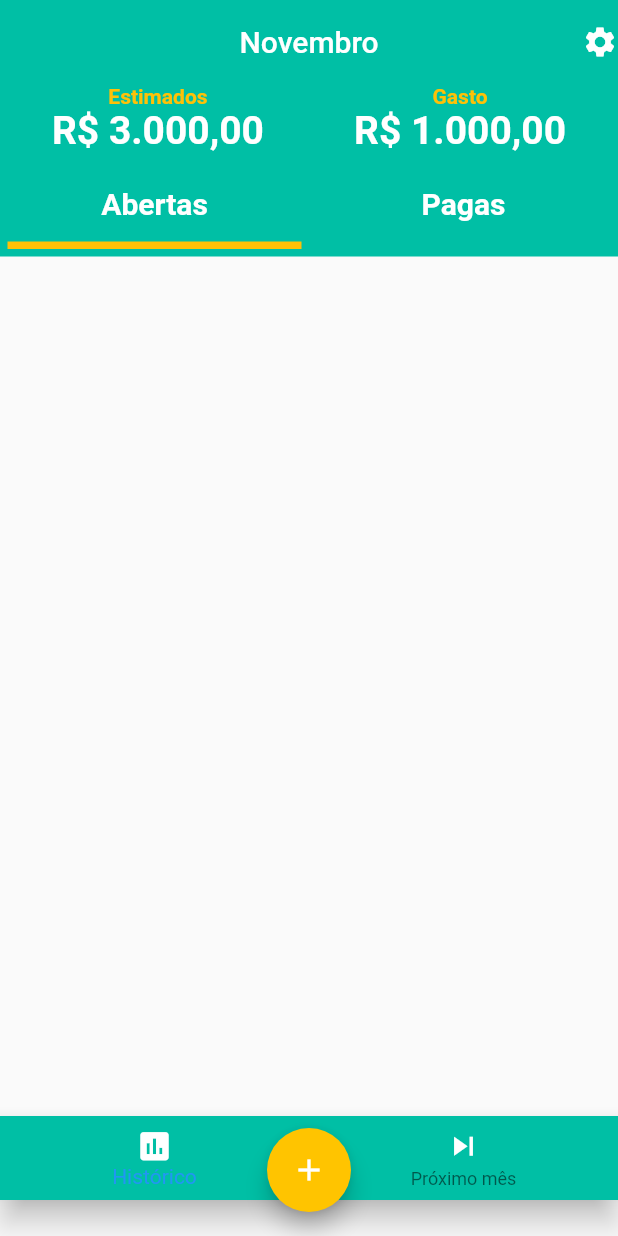
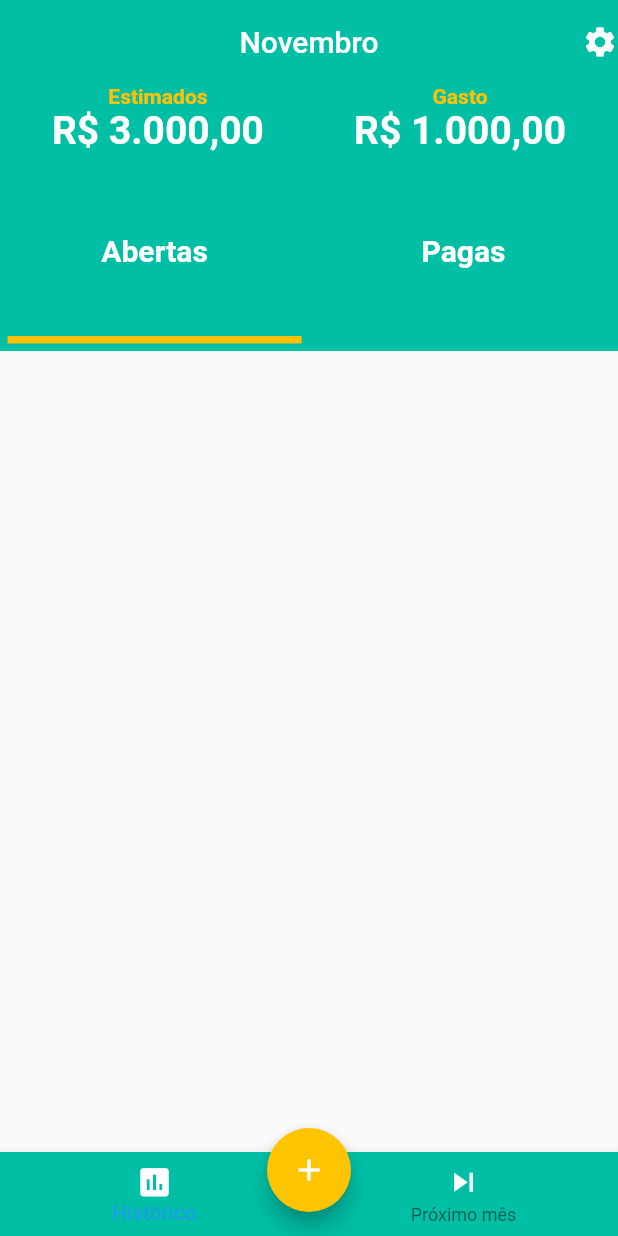
Before and after one commit to adrianobonfiglio/month-expense-plan, a Flutter app: the screen it shows after launch, on a phone screen of 412 x 824 dp. Run offline on Flutter 3.47's test engine with Material 2 defaults, Android fonts, the phone set to English and light mode, and no system bars; our stand-ins replace flutter_money_formatter; Roboto replaces fonts that are missing (Helvetica Neue).

```diff
--- a/lib/home/home.dart
+++ b/lib/home/home.dart
@@ -111,9 +111,10 @@ class _MyHomePageState extends State<MyHomePage> with TickerProviderStateMixin {
       ),
       body: Column(
         children: <Widget>[
-          Container(
+          Expanded(
+            flex: 1,
+            child:Container(
                 color: BARS_COLOR,
-              height: 115,
                 child: Column(
                   children: <Widget>[
                     Row(
@@ -185,25 +186,23 @@ class _MyHomePageState extends State<MyHomePage> with TickerProviderStateMixin {
                     )
                   ],
                 )),
-          Container(
-            height: ((MediaQuery
-                .of(context)
-                .size
-                .height - AppBar().preferredSize.height) - 115 - 80),
-            child:
-            TabBarView(
-                controller: controller,
-                children: <Widget>[
+          ),
+          Expanded(
+            flex: 3,
+              child: TabBarView(controller: controller, children: <Widget>[
                 ListView.builder(
-                      itemCount: bills.length, itemBuilder: (context, index) {
+                    itemCount: bills.length,
+                    itemBuilder: (context, index) {
                       return GestureDetector(
                         onTap: () {
-                        _gotToFormAndWaitForUpdate(context, index, Status.OPEN);
+                          _gotToFormAndWaitForUpdate(
+                              context, index, Status.OPEN);
                         },
                         child: BillCard(bills[index]),
                       );
                     }),
-                  ListView.builder(itemCount: payedBills.length,
+                ListView.builder(
+                    itemCount: payedBills.length,
                     itemBuilder: (context, index) {
                       return GestureDetector(
                         onTap: () {
@@ -230,7 +229,7 @@ class _MyHomePageState extends State<MyHomePage> with TickerProviderStateMixin {
                     title: Title(color: BARS_COLOR,
                         child: Text("Próximo mês",
                           style: TextStyle(color: Colors.white),)))
-              ])
+              ]),
         ],
       ),
       floatingActionButton: FloatingActionButton(
```
Lines whose indentation alone changed are shown as unchanged.
